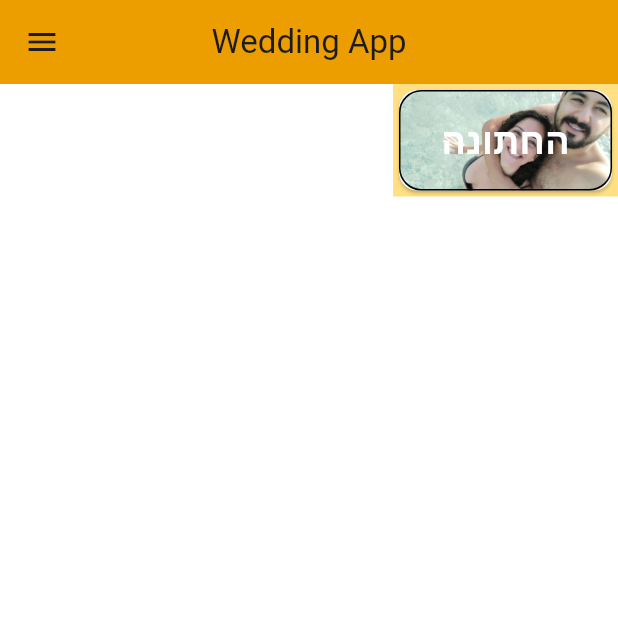
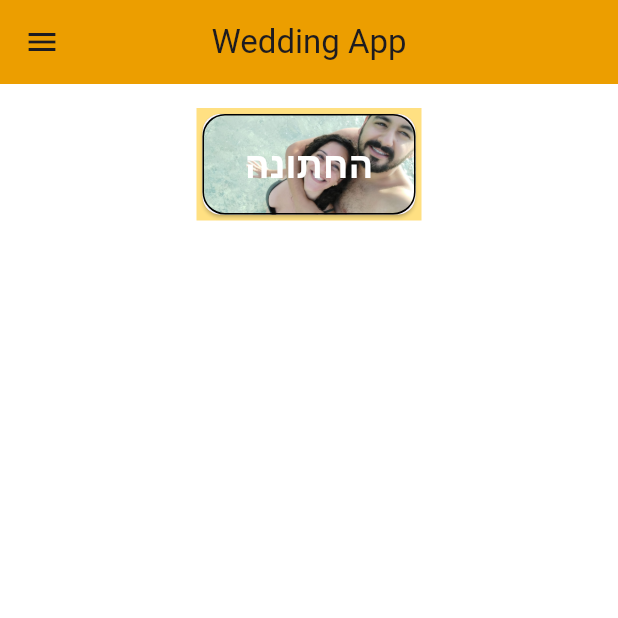
Before and after one commit to Marom313/Flutter---WeddingApp-MVC, a Flutter app: the screen it shows after launch, on a phone screen of 412 x 824 dp, the top half of it. Run offline on Flutter 3.47's test engine with Material 2 defaults, Android fonts, the phone set to English and light mode, and no system bars; our stand-ins replace get, open_file, photo_view.

Commit message:
Second Commit

```diff
--- a/lib/views/home_page.dart
+++ b/lib/views/home_page.dart
@@ -22,13 +22,16 @@ class HomePage extends StatelessWidget {
         height: double.maxFinite,
         child: Column(
           mainAxisAlignment: MainAxisAlignment.start,
-
           children: [
-            Row(
-              mainAxisAlignment: MainAxisAlignment.end,
-              children: [
-                buildCard('החתונה', 'assets/images/WeddingPhotoBack6.jpg'),
-              ],
+            SingleChildScrollView(
+              scrollDirection: Axis.horizontal,
+              padding: EdgeInsets.all(16),
+              child: Row(
+                mainAxisAlignment: MainAxisAlignment.end,
+                children: [
+                  buildCard('החתונה', 'assets/images/WeddingPhotoBack6.jpg'),
+                ],
+              ),
             ),
           ],
         ),
```
